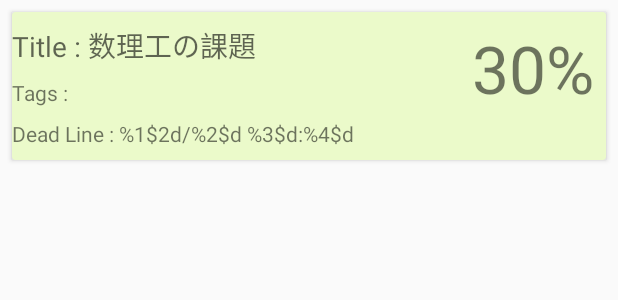
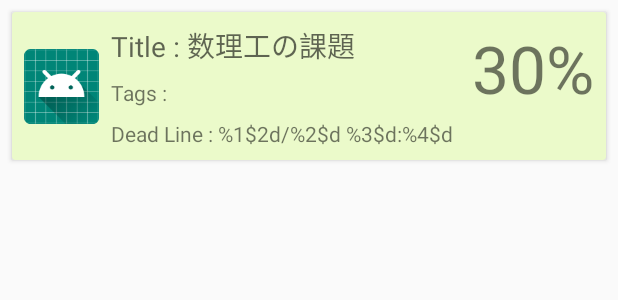
Before and after one commit to kiesproject/yabamiru, an Android app: the layout main_list_row.xml on its own in the app's theme, with its tools: preview values and no code run, on a phone screen of 412 x 824 dp. Shown: the top 300 px of the screen. Run offline under Robolectric (Android 15) with nearby library versions, the phone set to English and light mode, and no system bars.

```diff
--- a/app/src/main/res/layout/main_list_row.xml
+++ b/app/src/main/res/layout/main_list_row.xml
@@ -1,5 +1,6 @@
 <?xml version="1.0" encoding="utf-8"?>
 <android.support.v7.widget.CardView
+        android:id="@+id/row_cardview"
         xmlns:card_view="http://schemas.android.com/apk/res-auto"
         xmlns:app="http://schemas.android.com/apk/res-auto"
         xmlns:android="http://schemas.android.com/apk/res/android"
@@ -17,36 +18,44 @@
 
         <ImageView
                 android:id="@+id/main_row_imageView"
+                android:layout_width="50dp"
+                android:layout_height="50dp"
+                android:layout_margin="8dp"
+                android:layout_marginStart="16dp"
+                android:layout_marginTop="8dp"
+                android:layout_marginBottom="8dp"
                 android:src="@mipmap/ic_launcher"
-                android:layout_width="0dp"
-                android:layout_height="0dp"
-                android:layout_margin="8dp" android:layout_marginTop="8dp"
-                card_view:layout_constraintTop_toTopOf="parent" android:layout_marginStart="8dp"
-                card_view:layout_constraintStart_toStartOf="parent" android:layout_marginBottom="8dp"
-                card_view:layout_constraintBottom_toBottomOf="parent" android:layout_marginEnd="8dp"
-                card_view:layout_constraintEnd_toStartOf="@+id/row_tag_text"/>
+                card_view:layout_constraintBottom_toBottomOf="parent"
+                card_view:layout_constraintStart_toStartOf="parent"
+                card_view:layout_constraintTop_toTopOf="parent" />
 
         <TextView
                 android:id="@+id/row_title"
                 android:layout_width="0dp"
                 android:layout_height="wrap_content"
+                android:layout_marginStart="8dp"
+                android:layout_marginTop="8dp"
+                android:layout_marginEnd="8dp"
+                android:autoSizeMaxTextSize="100sp"
+                android:autoSizeTextType="uniform"
                 android:fontFamily="sans-serif"
                 android:text="@string/card_title"
-                tools:text="Title : 数理工の課題"
-                android:autoSizeTextType="uniform"
-                android:autoSizeMaxTextSize="100sp"
                 android:textAppearance="@style/TextAppearance.AppCompat.Medium"
-                card_view:layout_constraintEnd_toStartOf="@+id/row_guideline" android:layout_marginStart="8dp"
-                android:layout_marginEnd="8dp" card_view:layout_constraintStart_toEndOf="@+id/main_row_imageView"
-                android:layout_marginTop="8dp" card_view:layout_constraintTop_toTopOf="parent"/>
+                card_view:layout_constraintEnd_toStartOf="@+id/row_guideline"
+                card_view:layout_constraintStart_toEndOf="@+id/main_row_imageView"
+                card_view:layout_constraintTop_toTopOf="parent"
+                tools:text="Title : 数理工の課題" />
 
         <TextView
                 android:id="@+id/row_tag_text"
                 android:layout_width="wrap_content"
                 android:layout_height="wrap_content"
+                android:layout_marginStart="8dp"
+                android:layout_marginTop="8dp"
                 android:text="Tags : "
-                android:layout_marginTop="8dp"
-                card_view:layout_constraintTop_toBottomOf="@+id/row_title" tools:layout_editor_absoluteX="80dp"/>
+                card_view:layout_constraintStart_toEndOf="@+id/main_row_imageView"
+                card_view:layout_constraintTop_toBottomOf="@+id/row_title" />
+
 
         <android.support.v7.widget.RecyclerView
                 android:id="@+id/row_tag_listview"
@@ -60,16 +69,19 @@
                 android:layout_marginEnd="8dp">
         </android.support.v7.widget.RecyclerView>
 
+
         <TextView
                 android:id="@+id/row_deadline"
                 android:layout_width="0dp"
                 android:layout_height="wrap_content"
+                android:layout_marginStart="8dp"
+                android:layout_marginTop="8dp"
+                android:layout_marginBottom="8dp"
                 android:text="@string/card_dead_line"
-                card_view:layout_constraintTop_toBottomOf="@+id/row_tag_text" android:layout_marginTop="8dp"
-                card_view:layout_constraintStart_toEndOf="@+id/main_row_imageView" android:layout_marginStart="8dp"
-                card_view:layout_constraintBottom_toBottomOf="parent" android:layout_marginBottom="8dp"
-                card_view:layout_constraintEnd_toStartOf="@+id/row_guideline" android:layout_marginEnd="8dp"/>
-
+                card_view:layout_constraintBottom_toBottomOf="parent"
+                card_view:layout_constraintEnd_toStartOf="@+id/row_guideline"
+                card_view:layout_constraintStart_toEndOf="@+id/main_row_imageView"
+                card_view:layout_constraintTop_toBottomOf="@+id/row_tag_text" />
 
         <TextView
                 android:id="@+id/row_percent"
```
Also changed, not shown: app/src/main/java/com/example/yabamiru/MainActivity.kt (+0 -18 lines), app/src/main/java/com/example/yabamiru/MainlistFragment.kt (+14 -81 lines), app/src/main/java/com/example/yabamiru/RecyclerAdapter.kt (+25 -41 lines), app/src/main/java/com/example/yabamiru/TabFragment.kt (deleted, +0 -19 lines), app/src/main/java/com/example/yabamiru/TagRecyclerAdapter.kt (+7 -5 lines), app/src/main/res/layout/fragment_tab_01.xml (deleted, +0 -14 lines), app/src/main/res/layout/fragment_tab_02.xml (deleted, +0 -14 lines).
